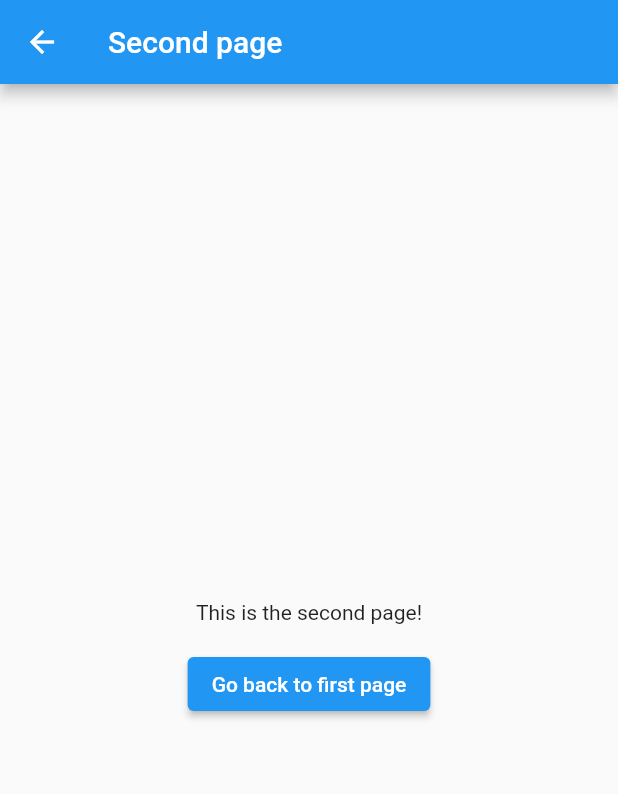
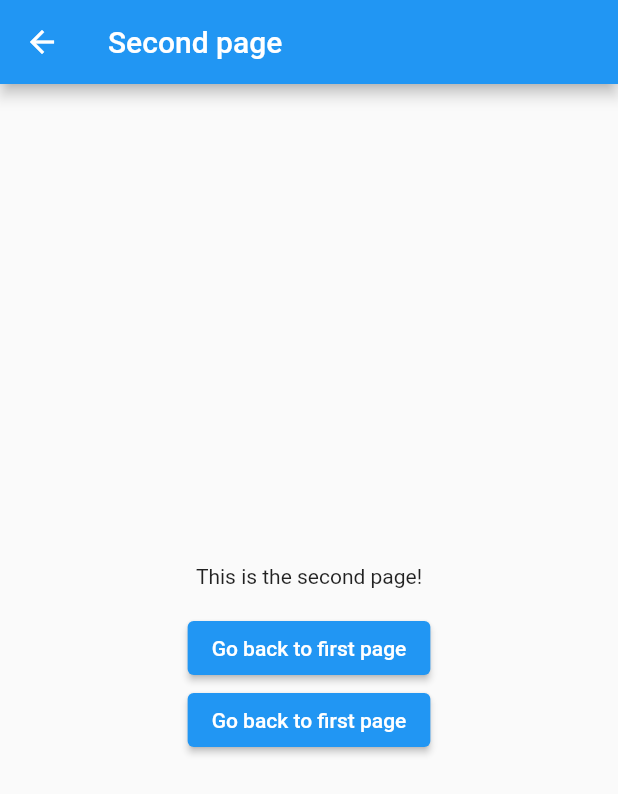
Before and after one commit to cantellir/flutter_code_coverage_github_codecov, a Flutter app: the SecondPage screen opened directly, on a phone screen of 412 x 824 dp. Shown: the top 794 px of the screen. Run offline on Flutter 3.47's test engine with Material 2 defaults, Android fonts, the phone set to English and light mode, and no system bars.

Commit message:
add_button

```diff
--- a/second_page/lib/src/second_page.dart
+++ b/second_page/lib/src/second_page.dart
@@ -27,6 +27,10 @@ class _SecondPageState extends State<SecondPage> {
                 onPressed: () => Navigator.pop(context),
                 child: const Text('Go back to first page'),
               ),
+              ElevatedButton(
+                onPressed: () => Navigator.pop(context),
+                child: const Text('Go back to first page'),
+              ),
             ],
           ),
         ),
```
